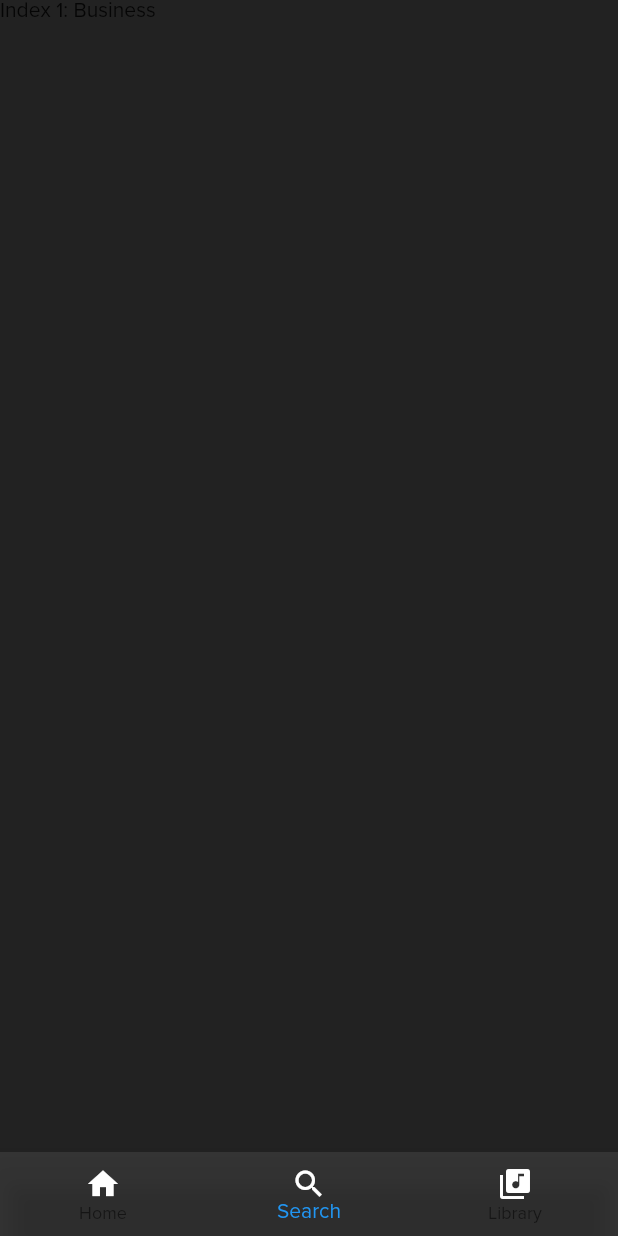
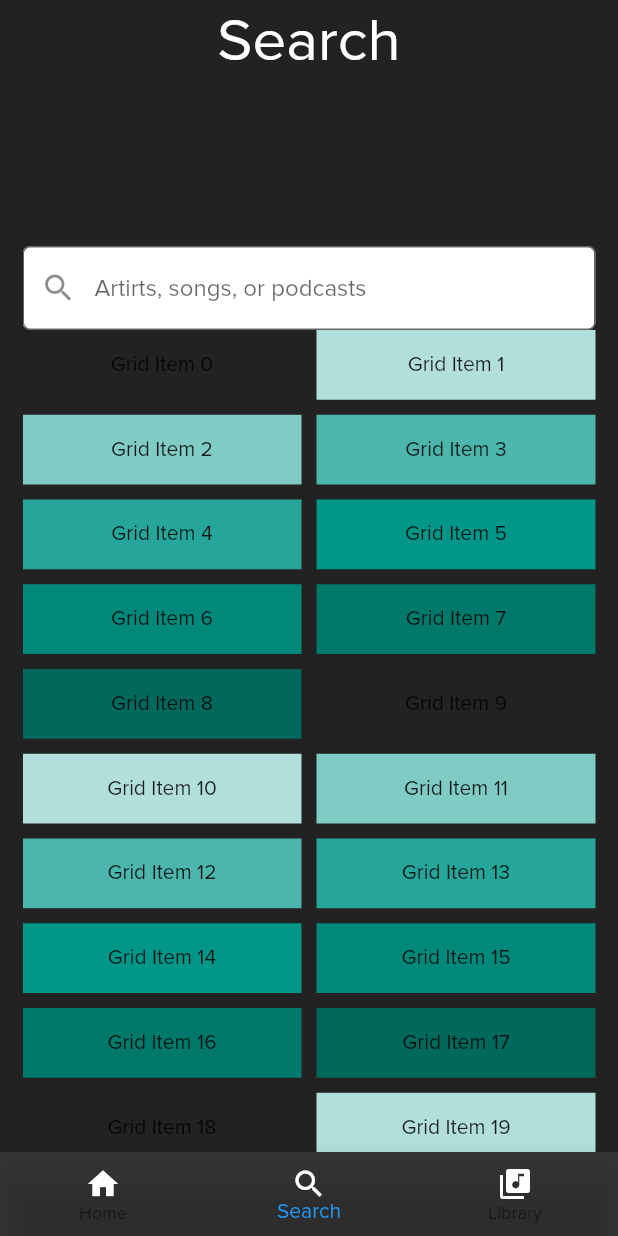
Before and after one commit to netodeolino/spotify_clone, a Flutter app: the screen it shows after launch, item 2 of the bottom bar chosen, on a phone screen of 412 x 824 dp. Run offline on Flutter 3.47's test engine with Material 2 defaults, Android fonts, the phone set to English and light mode, and no system bars; network calls fail.

Commit message:
inicio tela search

```diff
--- a/lib/app.dart
+++ b/lib/app.dart
@@ -1,5 +1,6 @@
 import 'package:flutter/material.dart';
-import 'package:spotify_clone/home.dart';
+import 'package:spotify_clone/home/home.dart';
+import 'package:spotify_clone/search/search.dart';
 
 class AppPage extends StatefulWidget {
   @override
@@ -11,9 +12,7 @@ class _AppPageState extends State<AppPage> {
 
   List<Widget> _widgetOptions = <Widget>[
     HomePage(),
-    Text(
-      'Index 1: Business',
-    ),
+    SearchPage(),
     Text(
       'Index 2: School',
     ),
--- a/lib/heavy_rotation.dart
+++ b/lib/home/heavy_rotation.dart
@@ -1,5 +1,5 @@
 import 'package:flutter/material.dart';
-import 'package:spotify_clone/album.dart';
+import 'package:spotify_clone/home/album.dart';
 
 class HeavyRotation extends StatelessWidget {
   @override
--- a/lib/home.dart
+++ b/lib/home/home.dart
@@ -1,8 +1,8 @@
 
 import 'package:flutter/material.dart';
-import 'package:spotify_clone/heavy_rotation.dart';
-import 'package:spotify_clone/new_releases.dart';
-import 'package:spotify_clone/recently_played.dart';
+import 'package:spotify_clone/home/heavy_rotation.dart';
+import 'package:spotify_clone/home/recently_played.dart';
+import 'package:spotify_clone/home/new_releases.dart';
 
 class HomePage extends StatelessWidget {
 
@@ -12,11 +12,14 @@ class HomePage extends StatelessWidget {
       padding: EdgeInsets.only(left: 15, top: 15),
       children: <Widget>[
         Container(
-          padding: EdgeInsets.only(right: 15),
+          padding: EdgeInsets.only(right: 10),
           child: Row(
             mainAxisAlignment: MainAxisAlignment.end,
             children: <Widget>[
-              Icon(Icons.settings, color: Colors.white)
+              IconButton(
+                icon: Icon(Icons.settings, color: Colors.white),
+                onPressed: () {},
+              )
             ],
           ),
         ),
--- a/lib/new_releases.dart
+++ b/lib/home/new_releases.dart
@@ -1,5 +1,5 @@
 import 'package:flutter/material.dart';
-import 'package:spotify_clone/album.dart';
+import 'package:spotify_clone/home/album.dart';
 
 class NewReleases extends StatelessWidget {
   @override
--- a/lib/recently_played.dart
+++ b/lib/home/recently_played.dart
@@ -1,5 +1,5 @@
 import 'package:flutter/material.dart';
-import 'package:spotify_clone/album.dart';
+import 'package:spotify_clone/home/album.dart';
 
 class RecentlyPlayed extends StatelessWidget {
   @override
--- /dev/null
+++ b/lib/search/search.dart
@@ -0,0 +1,63 @@
+import 'package:flutter/material.dart';
+
+class SearchPage extends StatelessWidget {
+  @override
+  Widget build(BuildContext context) {
+    return Container(
+      padding: EdgeInsets.only(left: 15, right: 15),
+      child: CustomScrollView(
+        slivers: <Widget>[
+          SliverAppBar(
+            backgroundColor: Colors.transparent,
+            pinned: true,
+            expandedHeight: 220,
+            centerTitle: true,
+            title: Text(
+              'Search',
+              style: TextStyle(fontSize: 40),
+            ),
+            bottom: PreferredSize(
+              preferredSize: Size.fromHeight(0),
+              child: TextField(
+                autofocus: false,
+                decoration: InputDecoration(
+                  filled: true,
+                  fillColor: Colors.white,
+                  labelText: "Artirts, songs, or podcasts",
+                  prefixIcon: Icon(Icons.search),
+                  border: OutlineInputBorder(
+                    borderRadius: BorderRadius.all(Radius.circular(5))
+                  ),
+                  focusedBorder: OutlineInputBorder(
+                    borderSide: BorderSide(color: Colors.white),
+                    borderRadius: BorderRadius.circular(5),
+                  )
+                ),
+              ),
+            ),
+          ),
+          SliverGrid(
+            gridDelegate: SliverGridDelegateWithMaxCrossAxisExtent(
+              maxCrossAxisExtent: 200.0,
+              mainAxisSpacing: 10.0,
+              crossAxisSpacing: 10.0,
+              childAspectRatio: 4.0,
+            ),
+            delegate: SliverChildBuilderDelegate(
+              (BuildContext context, int index) {
+                return Container(
+                  alignment: Alignment.center,
+                  height: 150,
+                  width: 150,
+                  color: Colors.teal[100 * (index % 9)],
+                  child: Text('Grid Item $index'),
+                );
+              },
+              childCount: 20,
+            ),
+          ),
+        ],
+      ),
+    );
+  }
+}
```
Also changed, not shown: lib/home/album.dart (renamed from lib/album.dart).
